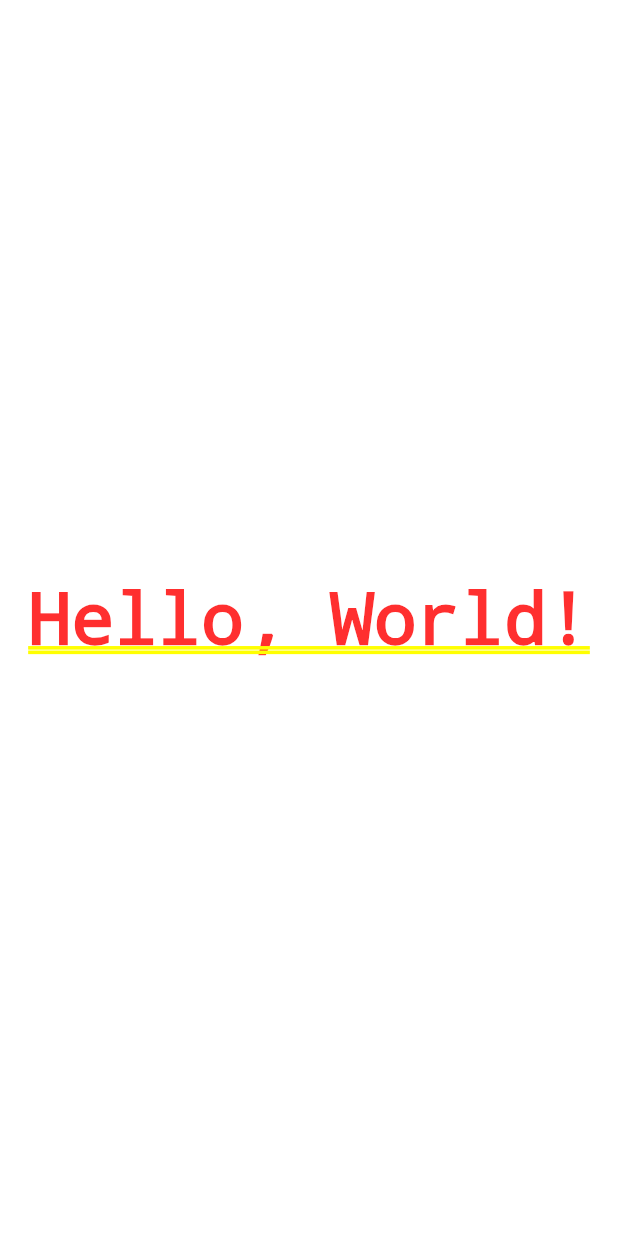
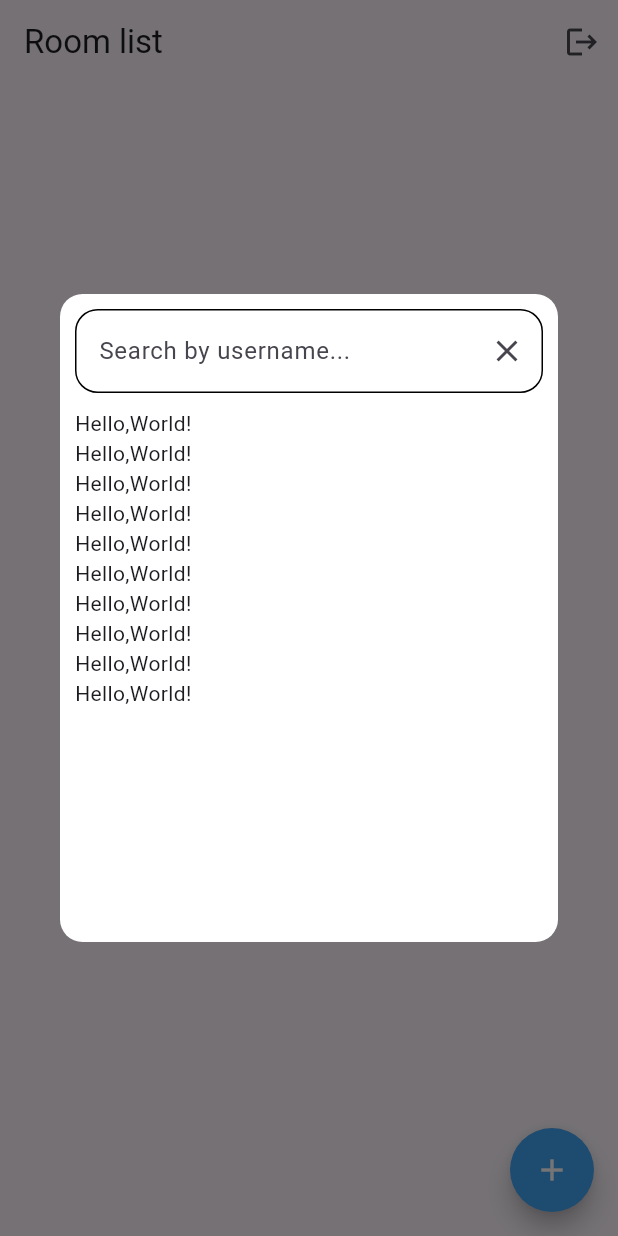
Before and after one commit to hg-ian-choi/chat_demo, a Flutter app: the RoomScreen screen opened directly with empty values, after a tap on the "add" icon, on a phone screen of 412 x 824 dp. Run offline on Flutter 3.47's test engine with Material 2 defaults, Android fonts, the phone set to English and light mode, and no system bars; our stand-ins replace flutter_secure_storage, realm, socket_io_client; accounts and stored records are empty; generated files the repository leaves out were written again; network calls fail.

Commit message:
app: "RoomScreen" modify dialog

```diff
--- a/app/lib/screens/room_screen.dart
+++ b/app/lib/screens/room_screen.dart
@@ -136,10 +136,78 @@ class AddChatDialog extends StatefulWidget {
 class _AddChatDialogState extends State<AddChatDialog> {
   @override
   Widget build(BuildContext context) {
-    return Container(
-      color: Colors.white,
-      child: Center(
-        child: Text('Hello, World!'),
+    return Dialog(
+      shape: const RoundedRectangleBorder(
+        borderRadius: BorderRadius.all(
+          Radius.circular(15),
+        ),
+      ),
+      backgroundColor: Colors.white,
+      child: Padding(
+        padding: const EdgeInsets.all(10.0),
+        child: Container(
+          constraints: BoxConstraints(
+            minHeight: MediaQuery.of(context).size.height / 2,
+          ),
+          child: Column(
+            mainAxisSize: MainAxisSize.min,
+            children: [
+              TextField(
+                decoration: InputDecoration(
+                  hintText: 'Search by username...',
+                  enabledBorder: const OutlineInputBorder(
+                    borderRadius: BorderRadius.all(
+                      Radius.circular(15),
+                    ),
+                    borderSide: BorderSide(
+                      color: Colors.black,
+                      width: 1,
+                    ),
+                  ),
+                  focusedBorder: const OutlineInputBorder(
+                    borderRadius: BorderRadius.all(
+                      Radius.circular(15),
+                    ),
+                    borderSide: BorderSide(
+                      color: Colors.black,
+                      width: 1,
+                    ),
+                  ),
+                  errorBorder: const OutlineInputBorder(
+                    borderRadius: BorderRadius.all(
+                      Radius.circular(15),
+                    ),
+                    borderSide: BorderSide(
+                      color: Colors.black,
+                      width: 1,
+                    ),
+                  ),
+                  suffixIcon: IconButton(
+                    onPressed: () {},
+                    icon: const Icon(Icons.close),
+                  ),
+                ),
+              ),
+              const SizedBox(height: 10),
+              SingleChildScrollView(
+                physics: const ScrollPhysics(),
+                scrollDirection: Axis.vertical,
+                child: Column(
+                  children: [
+                    ListView.builder(
+                      physics: const NeverScrollableScrollPhysics(),
+                      shrinkWrap: true,
+                      itemCount: 10,
+                      itemBuilder: (BuildContext context_, int index_) {
+                        return const Text('Hello,World!');
+                      },
+                    ),
+                  ],
+                ),
+              )
+            ],
+          ),
+        ),
       ),
     );
   }
```
